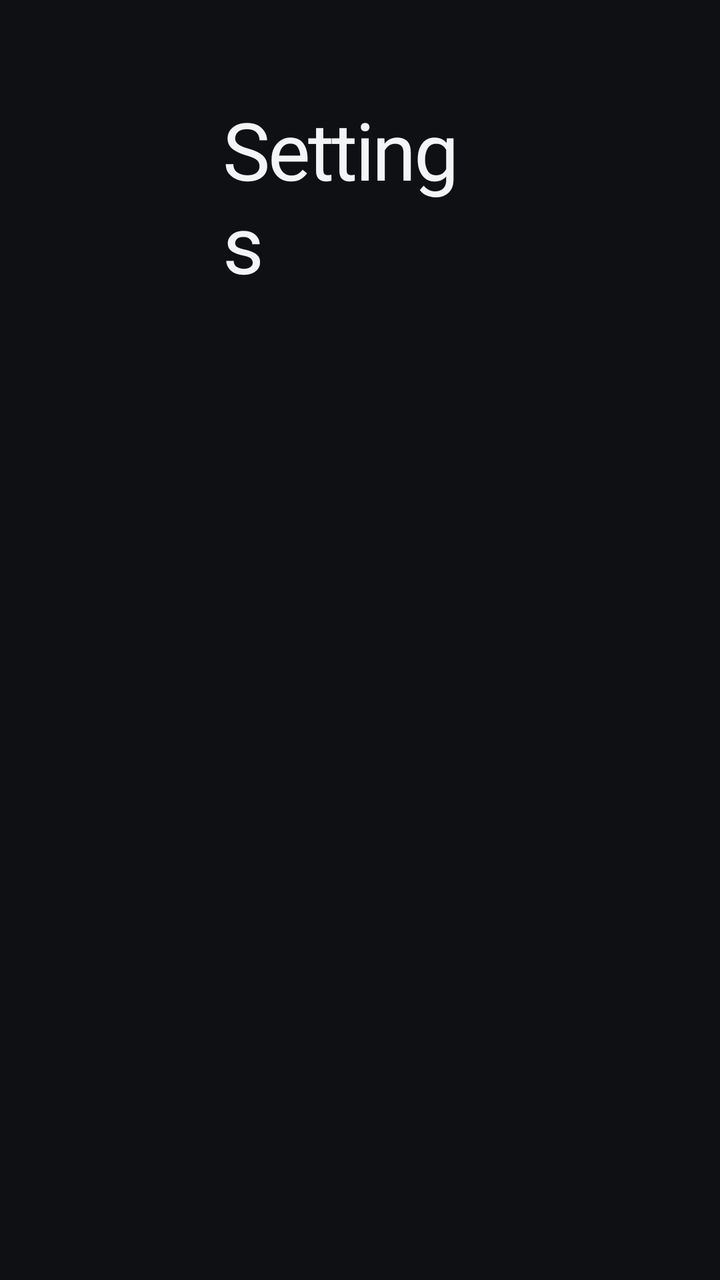
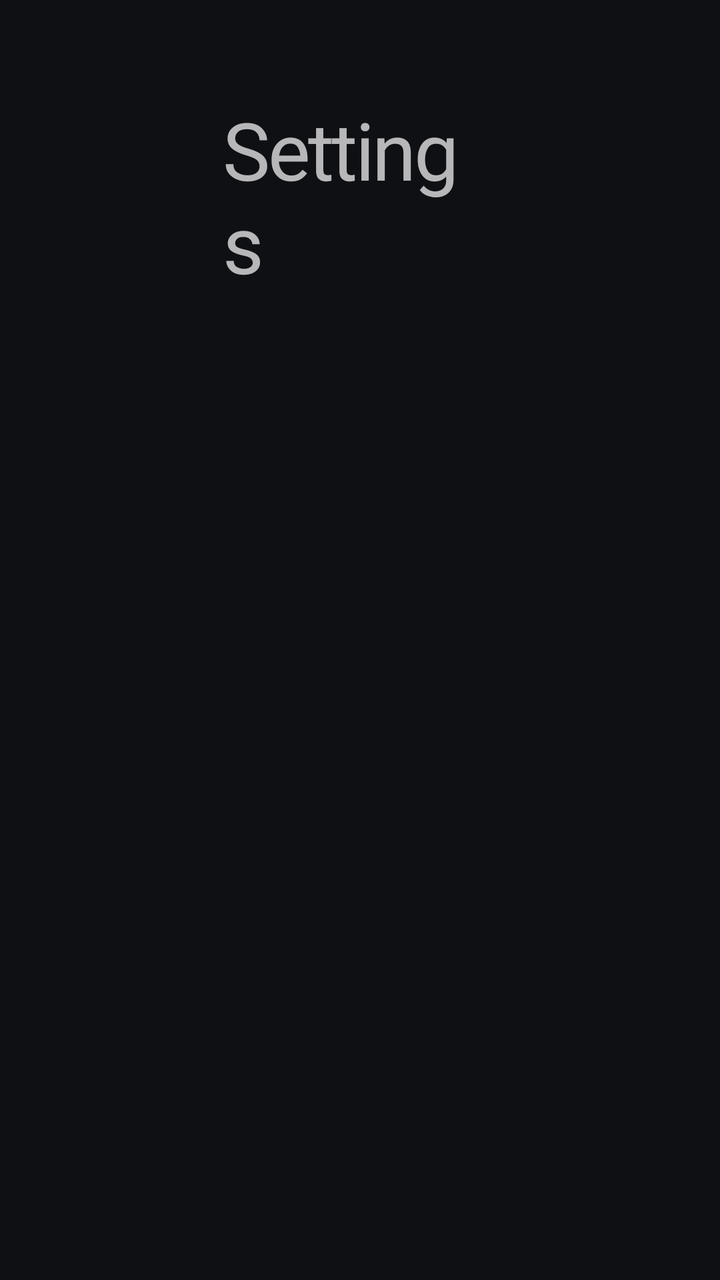

Before-and-after screenshots of an Android layout around one commit, followed by the original layout XML and the change that was made.
<!-- AndroidManifest.xml: application theme Theme.Quietv -->
<!-- res/layout/activity_settings.xml -->
<?xml version="1.0" encoding="utf-8"?>
<ScrollView xmlns:android="http://schemas.android.com/apk/res/android"
    android:layout_width="match_parent"
    android:layout_height="match_parent"
    android:fillViewport="true"
    android:scrollbars="none">

    <LinearLayout
        android:layout_width="match_parent"
        android:layout_height="wrap_content"
        android:orientation="vertical"
        android:paddingStart="96dp"
        android:paddingEnd="96dp"
        android:paddingTop="48dp"
        android:paddingBottom="48dp">

        <TextView
            android:layout_width="wrap_content"
            android:layout_height="wrap_content"
            android:paddingStart="16dp"
            android:paddingEnd="16dp"
            android:text="@string/settings"
            android:textColor="?attr/qvText"
            android:textSize="40sp"
            android:fontFamily="@font/geist"
            android:fontVariationSettings="'wght' 600"
            android:letterSpacing="-0.03" />

        <LinearLayout
            android:id="@+id/rows"
            android:layout_width="560dp"
            android:layout_height="wrap_content"
            android:layout_marginTop="12dp"
            android:orientation="vertical" />
    </LinearLayout>
</ScrollView>
<!-- resources referenced by this layout -->
<resources>
  <string name="settings">Settings</string>
  <style name="Theme.Quietv" parent="android:Theme.Material.NoActionBar.Fullscreen">
          <item name="android:windowBackground">@color/graphite_background</item>
          <item name="android:colorBackground">@color/graphite_background</item>
          <item name="android:windowAnimationStyle">@null</item>
          <item name="qvBackground">@color/graphite_background</item>
          <item name="qvSurface">@color/graphite_surface</item>
          <item name="qvText">@color/graphite_text</item>
          <item name="qvTextMuted">@color/graphite_text_muted</item>
          <item name="qvTextDim">@color/graphite_text_dim</item>
          <item name="qvLine">@color/graphite_line</item>
          <item name="qvStroke">@color/graphite_stroke</item>
          <item name="qvOnText">@color/graphite_background</item>
          <item name="qvOnTextDim">@color/graphite_on_text_dim</item>
      </style>
  <color name="graphite_background">#FF0E1014</color>
  <color name="graphite_surface">#FF171A20</color>
  <color name="graphite_text">#FFF3F4F6</color>
  <color name="graphite_text_muted">#FF9AA1AD</color>
  <color name="graphite_text_dim">#FF8B93A0</color>
  <color name="graphite_line">#FF3A404B</color>
  <color name="graphite_stroke">#14FFFFFF</color>
  <color name="graphite_on_text_dim">#B30E1014</color>
</resources>

<!-- the commit's change to res/layout/activity_settings.xml (unified diff, before → after) -->
@@ -15,12 +15,12 @@
         android:paddingBottom="48dp">
 
         <TextView
+            android:id="@+id/title"
             android:layout_width="wrap_content"
             android:layout_height="wrap_content"
             android:paddingStart="16dp"
             android:paddingEnd="16dp"
             android:text="@string/settings"
-            android:textColor="?attr/qvText"
             android:textSize="40sp"
             android:fontFamily="@font/geist"
             android:fontVariationSettings="'wght' 600"
<!-- resource entries referenced after the edit -->
@@ -5,23 +5,7 @@
           <item name="android:windowBackground">@color/graphite_background</item>
           <item name="android:colorBackground">@color/graphite_background</item>
           <item name="android:windowAnimationStyle">@null</item>
-          <item name="qvBackground">@color/graphite_background</item>
-          <item name="qvSurface">@color/graphite_surface</item>
-          <item name="qvText">@color/graphite_text</item>
-          <item name="qvTextMuted">@color/graphite_text_muted</item>
-          <item name="qvTextDim">@color/graphite_text_dim</item>
-          <item name="qvLine">@color/graphite_line</item>
-          <item name="qvStroke">@color/graphite_stroke</item>
-          <item name="qvOnText">@color/graphite_background</item>
-          <item name="qvOnTextDim">@color/graphite_on_text_dim</item>
       </style>
   <color name="graphite_background">#FF0E1014</color>
-  <color name="graphite_surface">#FF171A20</color>
-  <color name="graphite_text">#FFF3F4F6</color>
-  <color name="graphite_text_muted">#FF9AA1AD</color>
-  <color name="graphite_text_dim">#FF8B93A0</color>
-  <color name="graphite_line">#FF3A404B</color>
-  <color name="graphite_stroke">#14FFFFFF</color>
-  <color name="graphite_on_text_dim">#B30E1014</color>
 </resources>
 
